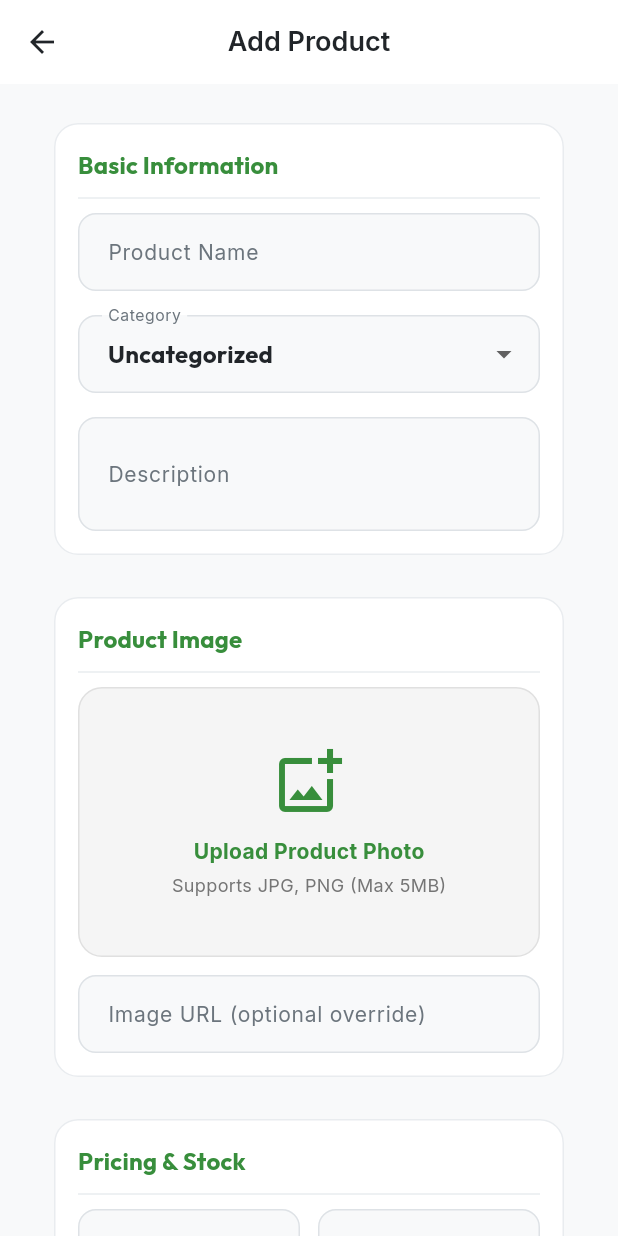
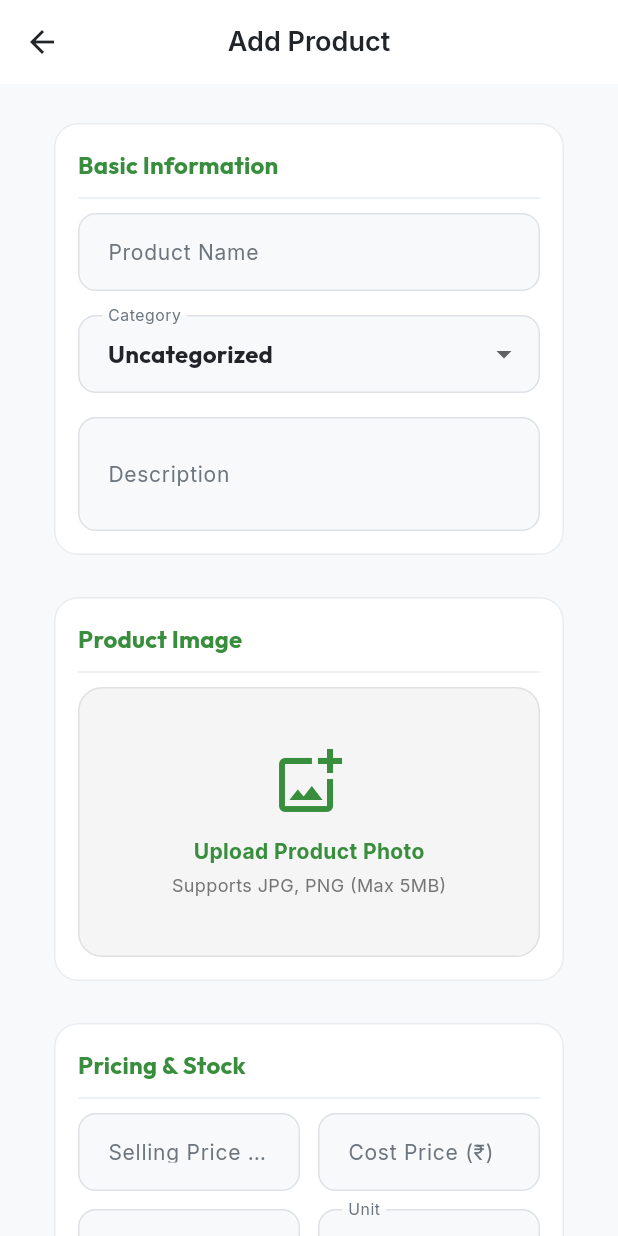
Before and after one commit to ojasthamke/37, a Flutter app: the AddEditProductScreen screen opened directly, on a phone screen of 412 x 824 dp. Run offline on Flutter 3.47's test engine with Material 3 defaults, Android fonts, the phone set to English and light mode, and no system bars; our stand-ins replace flutter_riverpod, google_fonts, image_picker, sqflite, sqflite_common_ffi, supabase_flutter; accounts and stored records are empty.

Commit message:
Hide raw Image URL text field in product form and display product photos in admin product list

```diff
--- a/lib/features/product/add_edit_product_screen.dart
+++ b/lib/features/product/add_edit_product_screen.dart
@@ -461,19 +461,7 @@ class _AddEditProductScreenState extends ConsumerState<AddEditProductScreen> {
                                         ),
                                       ),
                           ),
-                          const SizedBox(height: 12),
-                          TextFormField(
-                            controller: TextEditingController(text: _imageUrl ?? ''),
-                            decoration: const InputDecoration(
-                              labelText: 'Image URL (optional override)',
-                              hintText: 'e.g. https://example.com/image.jpg',
-                            ),
-                            onChanged: (val) {
-                              setState(() {
-                                _imageUrl = val.trim().isEmpty ? null : val.trim();
-                              });
-                            },
-                          ),
+                           // Removed Image URL optional override field. Users now strictly pick/upload files directly.
                         ],
                       ),
                     ),
```
Also changed, not shown: lib/features/product/products_screen.dart (+14 -1 lines).
